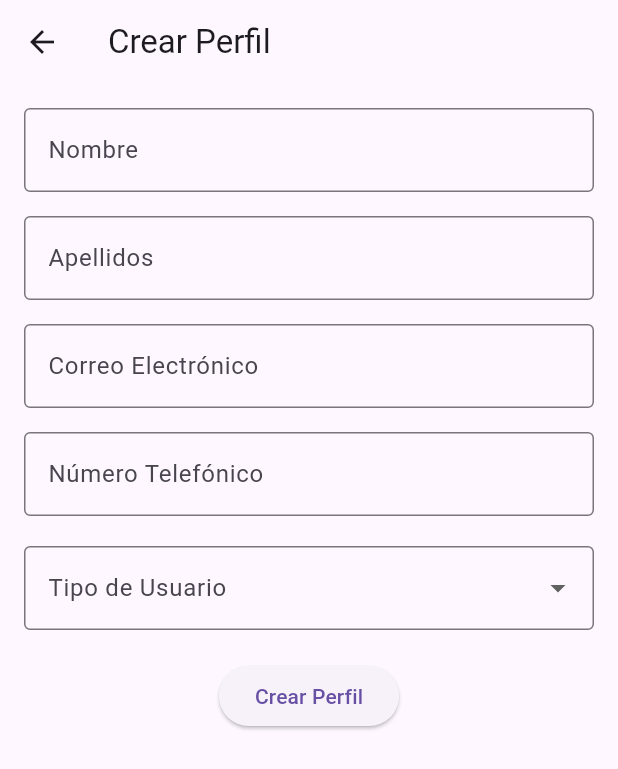
After one commit to basgomcesar/proyectoFoodNow, a Flutter app: the screen it shows after launch, after a tap on "Iniciar sesión", after a tap on "Crear Perfil", on a phone screen of 412 x 824 dp. The commit adds this screen. Shown: the top 769 px of the screen. Run offline on Flutter 3.47's test engine with Material 3 defaults, Android fonts, the light colour scheme and no system bars; network calls fail.

Commit message:
Agrega nuevas pantallas: CreateProfile, HomeScreen y PerfilScreen; actualiza LoginScreen y main.dart

```diff
--- a/lib/main.dart
+++ b/lib/main.dart
@@ -1,5 +1,9 @@
 import 'package:flutter/material.dart';
-import 'screens/LoginScreen.dart';
+import 'screens/loginScreen.dart';
+import 'screens/HomeScreen.dart';
+import 'screens/PerfilScreen.dart';
+import 'screens/CreateProfile.dart';
+
 
 void main() {
   runApp(MyApp());
@@ -11,7 +15,27 @@ class MyApp extends StatelessWidget {
     return MaterialApp(
       title: 'Login App',
       theme: ThemeData(primarySwatch: Colors.blue),
-      home: LoginScreen(),
+      initialRoute: '/',
+      onGenerateRoute: (settings) {
+        if (settings.name == '/home') {
+          final String email = settings.arguments as String;
+          return MaterialPageRoute(
+            builder: (context) => HomeScreen(email: email),
+          );
+        } else if (settings.name == '/perfil') {
+          final String email = settings.arguments as String;
+          return MaterialPageRoute(
+            builder: (context) => PerfilScreen(email: email),
+          );
+        } else if (settings.name == '/createProfile') {
+          return MaterialPageRoute(
+            builder: (context) => CreateProfile(),
+          );
+        }
+        return MaterialPageRoute(
+          builder: (context) => LoginScreen(),
+        );
+      },
     );
   }
 }
--- /dev/null
+++ b/lib/screens/CreateProfile.dart
@@ -0,0 +1,168 @@
+import 'package:flutter/material.dart';
+
+class CreateProfile extends StatefulWidget {
+  @override
+  _CreateProfileState createState() => _CreateProfileState();
+}
+
+class _CreateProfileState extends State<CreateProfile> {
+  final TextEditingController _nameController = TextEditingController();
+  final TextEditingController _lastNameController = TextEditingController();
+  final TextEditingController _emailController = TextEditingController();
+  final TextEditingController _phoneController = TextEditingController();
+  final _formKey = GlobalKey<FormState>();
+
+  // Lista de opciones para el combobox de tipo de usuario
+  final List<String> _userTypes = ['Vendedor', 'Cliente'];
+  String? _selectedUserType; // Variable para almacenar la opción seleccionada
+
+  @override
+  Widget build(BuildContext context) {
+    return Scaffold(
+      appBar: AppBar(title: const Text('Crear Perfil')),
+      body: Padding(
+        padding: const EdgeInsets.all(16.0),
+        child: SingleChildScrollView(
+          child: Form(
+            key: _formKey,
+            child: Column(
+              children: [
+                _buildNameField(),
+                const SizedBox(height: 16),
+                _buildLastNameField(),
+                const SizedBox(height: 16),
+                _buildEmailField(),
+                const SizedBox(height: 16),
+                _buildPhoneField(),
+                const SizedBox(height: 20),
+                _buildUserTypeDropdown(),
+                const SizedBox(height: 20),
+                _buildSubmitButton(),
+              ],
+            ),
+          ),
+        ),
+      ),
+    );
+  }
+
+  Widget _buildNameField() {
+    return TextFormField(
+      controller: _nameController,
+      decoration: const InputDecoration(
+        labelText: 'Nombre',
+        border: OutlineInputBorder(),
+      ),
+      validator: (value) {
+        if (value == null || value.isEmpty) {
+          return 'Por favor, ingresa tu nombre';
+        }
+        return null;
+      },
+    );
+  }
+
+  Widget _buildLastNameField() {
+    return TextFormField(
+      controller: _lastNameController,
+      decoration: const InputDecoration(
+        labelText: 'Apellidos',
+        border: OutlineInputBorder(),
+      ),
+      validator: (value) {
+        if (value == null || value.isEmpty) {
+          return 'Por favor, ingresa tus apellidos';
+        }
+        return null;
+      },
+    );
+  }
+
+  Widget _buildEmailField() {
+    return TextFormField(
+      controller: _emailController,
+      decoration: const InputDecoration(
+        labelText: 'Correo Electrónico',
+        border: OutlineInputBorder(),
+      ),
+      keyboardType: TextInputType.emailAddress,
+      validator: (value) {
+        if (value == null || value.isEmpty) {
+          return 'Por favor, ingresa tu correo electrónico';
+        }
+        final emailRegex = RegExp(r'^[^@]+@[^@]+\.[^@]+');
+        if (!emailRegex.hasMatch(value.trim())) {
+          return 'Por favor, ingresa un correo electrónico válido';
+        }
+        return null;
+      },
+    );
+  }
+
+  Widget _buildPhoneField() {
+    return TextFormField(
+      controller: _phoneController,
+      decoration: const InputDecoration(
+        labelText: 'Número Telefónico',
+        border: OutlineInputBorder(),
+      ),
+      keyboardType: TextInputType.phone,
+      validator: (value) {
+        if (value == null || value.isEmpty) {
+          return 'Por favor, ingresa tu número telefónico';
+        }
+        return null;
+      },
+    );
+  }
+
+  // Combobox para seleccionar el tipo de usuario
+  Widget _buildUserTypeDropdown() {
+    return DropdownButtonFormField<String>(
+      value: _selectedUserType,
+      decoration: const InputDecoration(
+        labelText: 'Tipo de Usuario',
+        border: OutlineInputBorder(),
+      ),
+      items: _userTypes.map((String userType) {
+        return DropdownMenuItem<String>(
+          value: userType,
+          child: Text(userType),
+        );
+      }).toList(),
+      onChanged: (newValue) {
+        setState(() {
+          _selectedUserType = newValue;
+        });
+      },
+      validator: (value) {
+        if (value == null) {
+          return 'Por favor, selecciona el tipo de usuario';
+        }
+        return null;
+      },
+    );
+  }
+
+  Widget _buildSubmitButton() {
+    return ElevatedButton(
+      onPressed: () {
+        if (_formKey.currentState?.validate() == true) {
+          // Aquí puedes manejar el envío del formulario, como guardar datos
+          ScaffoldMessenger.of(context).showSnackBar(
+            const SnackBar(content: Text('Perfil creado exitosamente')),
+          );
+          // Limpiar los campos después de enviar
+          _nameController.clear();
+          _lastNameController.clear();
+          _emailController.clear();
+          _phoneController.clear();
+          setState(() {
+            _selectedUserType = null; // Limpiar el combobox
+          });
+        }
+      },
+      child: const Text('Crear Perfil'),
+    );
+  }
+}
--- a/lib/screens/LoginScreen.dart
+++ b/lib/screens/LoginScreen.dart
@@ -1,5 +1,4 @@
 import 'package:flutter/material.dart';
-import '../controllers/AuthController.dart';
 
 class LoginScreen extends StatefulWidget {
   @override
@@ -9,66 +8,177 @@ class LoginScreen extends StatefulWidget {
 class _LoginScreenState extends State<LoginScreen> {
   final TextEditingController _emailController = TextEditingController();
   final TextEditingController _passwordController = TextEditingController();
-  final AuthController _authController = AuthController();
+  final _formKey = GlobalKey<FormState>();
   bool _isLoading = false;
   String _errorMessage = '';
 
+  // Credenciales predefinidas
+  final String _validEmail = '1@uv.com';
+  final String _validPassword = 'password123';
+
+  // Método principal para manejar el inicio de sesión
   void _login() async {
+    if (_formKey.currentState?.validate() != true) {
+      return; // Si el formulario no es válido, no continuar
+    }
+
     setState(() {
-      _isLoading = true;
-      _errorMessage = '';
+      _isLoading = true; // Mostrar indicador de carga
+      _errorMessage = ''; // Limpiar mensaje de error
     });
 
-    bool isSuccess = await _authController.login(
-      _emailController.text,
-      _passwordController.text,
+    await Future.delayed(Duration(seconds: 2)); // Simulación de espera
+
+    if (_isCredentialsValid()) {
+      _navigateToHome(); // Navegar a la pantalla principal
+    } else {
+      _showError('Credenciales incorrectas'); // Mostrar mensaje de error
+    }
+  }
+
+  // Método para validar las credenciales
+  bool _isCredentialsValid() {
+    return _emailController.text.trim() == _validEmail &&
+        _passwordController.text == _validPassword;
+  }
+
+  // Método para navegar a la pantalla principal
+  void _navigateToHome() {
+    setState(() {
+      _isLoading = false; // Detener el indicador de carga
+    });
+    Navigator.pushReplacementNamed(
+      context,
+      '/home',
+      arguments: _emailController.text.trim(),
     );
+  }
 
+  // Método para mostrar un mensaje de error
+  void _showError(String message) {
     setState(() {
-      _isLoading = false;
-      _errorMessage = isSuccess ? '' : 'Credenciales incorrectas';
+      _isLoading = false; // Detener el indicador de carga
+      _errorMessage = message; // Establecer mensaje de error
     });
+  }
 
-    if (isSuccess) {
-      // Redirigir a la pantalla principal
-      print("Inicio de sesión exitoso");
-    }
+  // Método para construir el cuerpo de la pantalla
+  Widget _buildBody() {
+    return Padding(
+      padding: const EdgeInsets.all(16.0),
+      child: Form(
+        key: _formKey,
+        child: Column(
+          mainAxisAlignment: MainAxisAlignment.center,
+          children: [
+            _buildEmailField(),
+            const SizedBox(height: 20),
+            _buildPasswordField(),
+            const SizedBox(height: 20),
+            if (_errorMessage.isNotEmpty) _buildErrorMessage(),
+            const SizedBox(height: 20),
+            _buildActionButtons(),
+          ],
+        ),
+      ),
+    );
+  }
+
+  // Método para construir el campo de correo electrónico
+  Widget _buildEmailField() {
+    return TextFormField(
+      controller: _emailController,
+      decoration: const InputDecoration(
+        labelText: 'Email',
+        border: OutlineInputBorder(),
+      ),
+      keyboardType: TextInputType.emailAddress,
+      validator: (value) {
+        if (value == null || value.trim().isEmpty) {
+          return 'Por favor, ingresa tu correo electrónico';
+        }
+        final emailRegex = RegExp(r'^[^@]+@[^@]+\.[^@]+');
+        if (!emailRegex.hasMatch(value.trim())) {
+          return 'Por favor, ingresa un correo electrónico válido';
+        }
+        return null;
+      },
+    );
+  }
+
+  // Método para construir el campo de contraseña
+  Widget _buildPasswordField() {
+    return TextFormField(
+      controller: _passwordController,
+      decoration: const InputDecoration(
+        labelText: 'Password',
+        border: OutlineInputBorder(),
+      ),
+      obscureText: true,
+      validator: (value) {
+        if (value == null || value.isEmpty) {
+          return 'Por favor, ingresa tu contraseña';
+        }
+        if (value.length < 6) {
+          return 'La contraseña debe tener al menos 6 caracteres';
+        }
+        return null;
+      },
+    );
+  }
+
+  // Método para construir el mensaje de error
+  Widget _buildErrorMessage() {
+    return Text(
+      _errorMessage,
+      style: const TextStyle(color: Colors.red),
+    );
+  }
+
+  // Método para construir el botón de inicio de sesión
+  Widget _buildLoginButton() {
+    return _isLoading
+        ? const CircularProgressIndicator() // Mostrar indicador de carga
+        : ElevatedButton(
+            onPressed: _login,
+            child: const Text('Iniciar sesión'),
+          );
+  }
+
+  // Método para construir el botón de registro
+  Widget _buildRegisterButton() {
+    return ElevatedButton(
+      onPressed: () {
+        Navigator.pushNamed(context, '/createProfile'); // Navegar a CreateProfile
+      },
+      child: const Text('Crear Perfil'),
+    );
+  }
+
+  // Método para construir los botones de acción
+  Widget _buildActionButtons() {
+    return Row(
+      mainAxisAlignment: MainAxisAlignment.spaceBetween,
+      children: [
+        Expanded(child: _buildLoginButton()), // Botón de inicio de sesión
+        const SizedBox(width: 20),
+        Expanded(child: _buildRegisterButton()), // Botón de crear perfil
+      ],
+    );
+  }
+
+  @override
+  void dispose() {
+    _emailController.dispose();
+    _passwordController.dispose();
+    super.dispose();
   }
 
   @override
   Widget build(BuildContext context) {
     return Scaffold(
-      appBar: AppBar(title: Text('Login')),
-      body: Padding(
-        padding: EdgeInsets.all(16.0),
-        child: Column(
-          mainAxisAlignment: MainAxisAlignment.center,
-          children: [
-            TextField(
-              controller: _emailController,
-              decoration: InputDecoration(labelText: 'Email'),
-            ),
-            TextField(
-              controller: _passwordController,
-              decoration: InputDecoration(labelText: 'Password'),
-              obscureText: true,
-            ),
-            SizedBox(height: 20),
-            if (_errorMessage.isNotEmpty)
-              Text(
-                _errorMessage,
-                style: TextStyle(color: Colors.red),
-              ),
-            SizedBox(height: 20),
-            _isLoading
-                ? CircularProgressIndicator()
-                : ElevatedButton(
-                    onPressed: _login,
-                    child: Text('Iniciar sesión'),
-                  ),
-          ],
-        ),
-      ),
+      appBar: AppBar(title: const Text('Login')),
+      body: _buildBody(), // Construir el cuerpo de la pantalla
     );
   }
 }
```
Also changed, not shown: lib/screens/HomeScreen.dart (added, +97 -0 lines), lib/screens/PerfilScreen.dart (added, +31 -0 lines).
